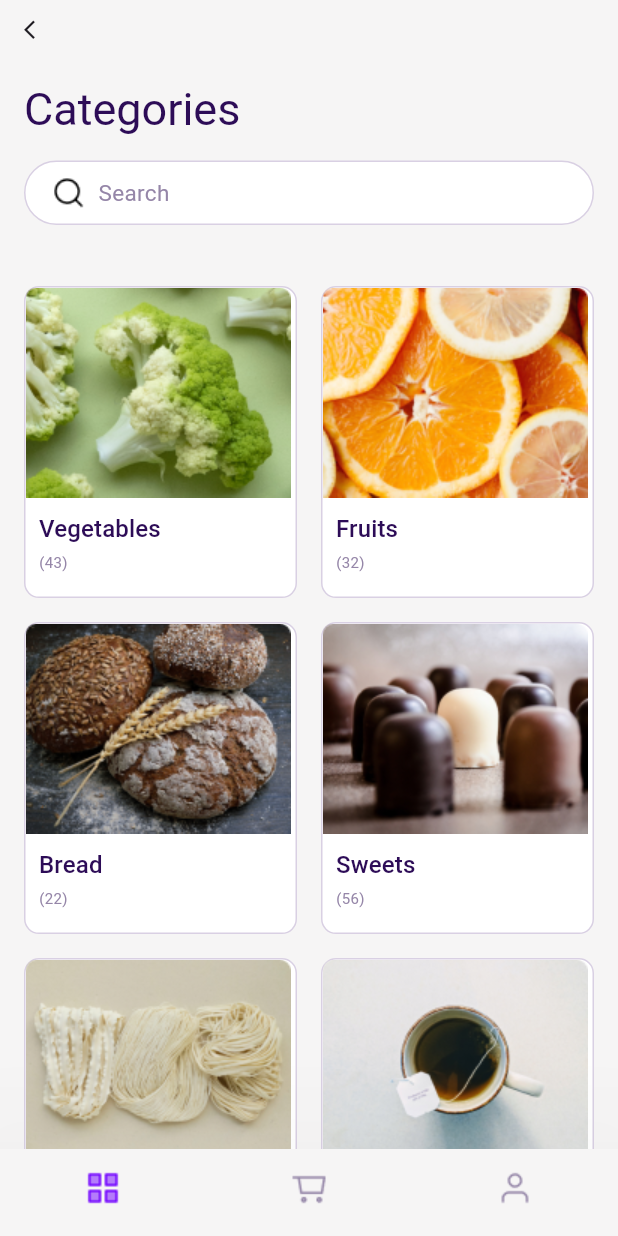
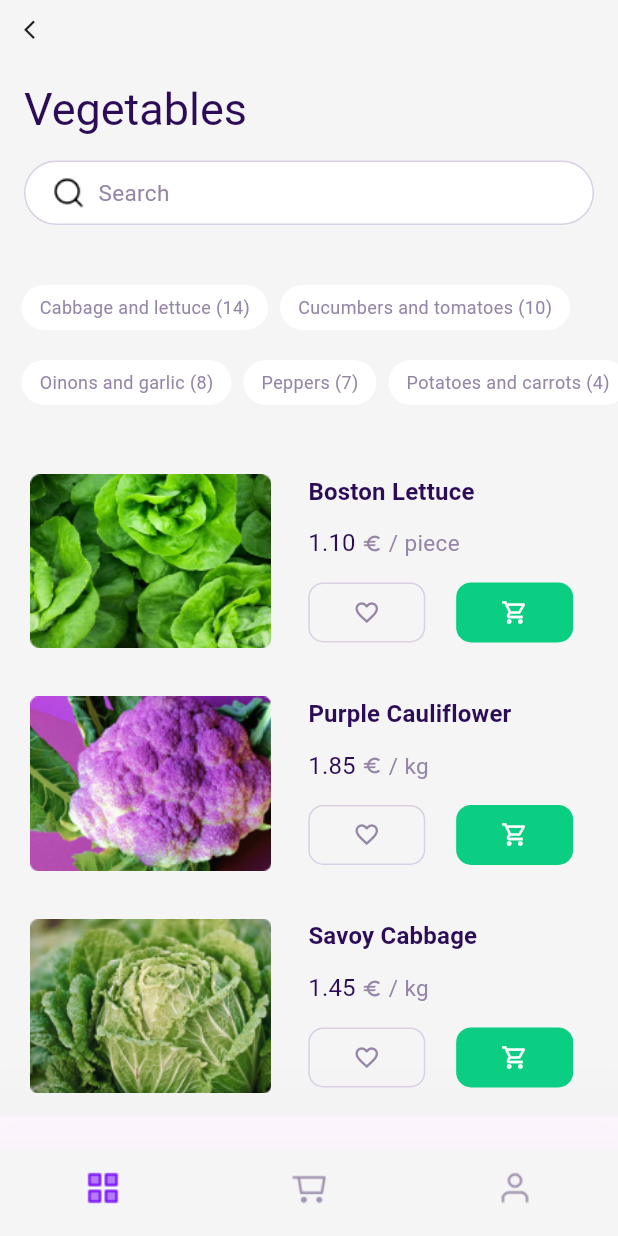
Before and after one commit to zhanchipovaap/usualDeliverShop, a Flutter app: the screen it shows after launch, on a phone screen of 412 x 824 dp. Run offline on Flutter 3.47's test engine with Material 2 defaults, Android fonts, the phone set to English and light mode, and no system bars; Roboto replaces fonts that are missing (SFproDisplayBold, SFproRegular).

Commit message:
ItemCategoryScreen adds

```diff
--- a/justScreens/lib/main.dart
+++ b/justScreens/lib/main.dart
@@ -1,5 +1,6 @@
 import 'package:flutter/material.dart';
 import 'package:testproject/sceens/categories_screen.dart';
+import 'package:testproject/sceens/item_categories_screen.dart';
 import 'package:testproject/sceens/splash_screen.dart';
 
 void main() {
@@ -13,6 +14,7 @@ class MyApp extends StatelessWidget {
     const primaryColor = Color(0xffa259ff);//D9D0E3
     const canvasColor = Color(0xffF6F5F5);
     const borderColor = Color(0xffD9D0E3);
+    const textColor = Color(0xff9586A8);
 
     return MaterialApp(
       theme: ThemeData(
@@ -28,12 +30,18 @@ class MyApp extends StatelessWidget {
             fontFamily: 'SFproDisplayBold',
             fontSize: 16,
           ),
+          titleMedium: TextStyle(
+            color: Color(0xff2D0C57),
+            fontFamily: 'Roboto',
+            fontWeight: FontWeight.bold,
+            fontSize: 16,
+          ),
           bodyMedium: TextStyle(
-            color: Color(0xff9586A8),
+            color: textColor,
             fontFamily: 'SFproRegular',
             fontSize: 15,
           ),
-          labelMedium: TextStyle(
+          labelMedium: TextStyle(//это на кнопки
             color: Colors.white,
             fontFamily: 'SFproText',
             fontSize: 15,
@@ -42,10 +50,11 @@ class MyApp extends StatelessWidget {
         dividerColor: borderColor,
         primaryColor: primaryColor,
         canvasColor: canvasColor,
+        indicatorColor: textColor,
         colorScheme: ColorScheme.fromSeed(seedColor: primaryColor),
         useMaterial3: true,
       ),
-      home: CategoriesScreen(),
+      home: const ItemCategoryScreen(),
     );
   }
 }
--- a/justScreens/lib/sceens/categories_screen.dart
+++ b/justScreens/lib/sceens/categories_screen.dart
@@ -48,17 +48,7 @@ class CategoriesScreen extends StatelessWidget {
           ),
         ),
       ),
-      bottomNavigationBar: BottomNavigationBar(
-        elevation: 100,
-        showSelectedLabels: false,
-        showUnselectedLabels: false,
-        items: [
-          BottomNavigationBarItem(icon: Image.asset('assets/images/tab_bar/grid.png'), label: "menu"),
-          BottomNavigationBarItem(
-              icon: Image.asset('assets/images/tab_bar/shopping-cart.png'), label: "shopping_cart"),
-          BottomNavigationBarItem(icon: Image.asset('assets/images/tab_bar/user.png'), label: "settings"),
-        ],
-      ),
+      bottomNavigationBar: const bottomMenu(),
     );
   }
 
@@ -103,6 +93,27 @@ class CategoriesScreen extends StatelessWidget {
   }
 }
 
+class bottomMenu extends StatelessWidget {
+  const bottomMenu({
+    super.key,
+  });
+
+  @override
+  Widget build(BuildContext context) {
+    return BottomNavigationBar(
+      elevation: 100,
+      showSelectedLabels: false,
+      showUnselectedLabels: false,
+      items: [
+        BottomNavigationBarItem(icon: Image.asset('assets/images/tab_bar/grid.png'), label: "menu"),
+        BottomNavigationBarItem(
+            icon: Image.asset('assets/images/tab_bar/shopping-cart.png'), label: "shopping_cart"),
+        BottomNavigationBarItem(icon: Image.asset('assets/images/tab_bar/user.png'), label: "settings"),
+      ],
+    );
+  }
+}
+
 class SearchWidget extends StatelessWidget {
   const SearchWidget({
     super.key,
@@ -130,7 +141,7 @@ class SearchWidget extends StatelessWidget {
                 padding: const EdgeInsets.all(16),
                 alignment: Alignment.topLeft,
                 child: Text(
-                  'Categories',
+                  title,
                   style: theme.textTheme.titleLarge,
                 ),
               ),
--- /dev/null
+++ b/justScreens/lib/sceens/item_categories_screen.dart
@@ -0,0 +1,225 @@
+import 'package:flutter/material.dart';
+import 'package:testproject/sceens/categories_screen.dart';
+
+class ItemCategoryScreen extends StatefulWidget {
+  const ItemCategoryScreen({super.key});
+
+  @override
+  State<ItemCategoryScreen> createState() => __ItemCategoryScreenState();
+}
+
+class __ItemCategoryScreenState extends State<ItemCategoryScreen> {
+  String title = "Vegetables";
+  List<String> filters = [
+    "Сabbage and lettuce (14)",
+    "Сucumbers and tomatoes (10)",
+  ];
+  List<String> filters2 = [
+    "Oinons and garlic (8)",
+    "Peppers (7)",
+    "Potatoes and carrots (4)",
+  ];
+  List<CategoryItems> items = [
+    CategoryItems("1.10", "Boston Lettuce", "piece",
+        "assets/images/category_items/Lettuce.png"),
+    CategoryItems("1.85", "Purple Cauliflower", "kg",
+        "assets/images/category_items/cauliflower.png"),
+    CategoryItems("1.45", "Savoy Cabbage", "kg",
+        "assets/images/category_items/cabbage.png"),
+  ];
+
+  @override
+  Widget build(BuildContext context) {
+    final theme = Theme.of(context);
+    return Scaffold(
+      body: NestedScrollView(
+          headerSliverBuilder: (BuildContext context, bool innerBoxIsScrolled) {
+            return <Widget>[
+              SearchWidget(title: title),
+            ];
+          },
+          // body: Container(),
+          body: CustomScrollView(
+            slivers: <Widget>[
+              SliverToBoxAdapter(
+                child: Container(
+                  decoration: BoxDecoration(
+                    color: theme.canvasColor,
+                  ),
+                  padding: EdgeInsets.only(top: 40).copyWith(bottom: 20),
+                  child: SizedBox(
+                    height: 30,
+                    child: ListView.builder(
+                      padding: EdgeInsets.only(left: MediaQuery.of(context).size.width * 0.025),
+                      itemCount: filters.length,
+                      itemBuilder: (context, index) =>
+                          FilterContainer(text: filters[index]),
+                      scrollDirection: Axis.horizontal,
+                    ),
+                  ),
+                ),
+              ),
+              SliverToBoxAdapter(
+                child: Container(
+                  padding: EdgeInsets.only(bottom: 30),
+                  decoration: BoxDecoration(
+                    color: theme.canvasColor,
+                  ),
+                  child: SizedBox(
+                    height: 30,
+                    child: ListView.builder(
+                      padding: EdgeInsets.only(left: MediaQuery.of(context).size.width * 0.025),
+                      itemCount: filters2.length,
+                      itemBuilder: (context, index) =>
+                          FilterContainer(text: filters2[index]),
+                      scrollDirection: Axis.horizontal,
+                    ),
+                  ),
+                ),
+              ),
+              SliverList.builder(
+                itemCount: items.length,
+                itemBuilder: (context, index) => Container(
+                  width: double.infinity,
+                  height: MediaQuery.of(context).size.height * 0.18,
+                  decoration: BoxDecoration(
+                    color: theme.canvasColor,
+                  ),
+                  child: ItemCategoryTile(
+                    title: items[index].name,
+                    cost: items[index].price,
+                    picture: items[index].picture,
+                    type: items[index].type,
+                  ),
+                ),
+              ),
+            ],
+          )),
+          bottomNavigationBar: const bottomMenu(),
+    );
+  }
+}
+
+class FilterContainer extends StatelessWidget {
+  const FilterContainer({
+    super.key,
+    required this.text,
+  });
+
+  final String text;
+
+  @override
+  Widget build(BuildContext context) {
+    final theme = Theme.of(context);
+    return Container(
+      alignment: Alignment.center,
+      margin: EdgeInsets.symmetric(horizontal: 4),
+      padding: EdgeInsets.symmetric(horizontal: 12),
+      decoration: BoxDecoration(
+        color: Colors.white,
+        borderRadius: BorderRadius.circular(30),
+
+      ),
+      child: Text(text, style: TextStyle(fontSize: 12),),
+    );
+  }
+}
+
+class ItemCategoryTile extends StatelessWidget {
+  final String title;
+  final String cost;
+  final String picture;
+  final String type;
+
+  const ItemCategoryTile({
+    super.key,
+    required this.title,
+    required this.cost,
+    required this.picture,
+    required this.type,
+  });
+
+  @override
+  Widget build(BuildContext context) {
+    final theme = Theme.of(context);
+    var wei = MediaQuery.of(context).size.width; //390
+    var hei = MediaQuery.of(context).size.height; //844
+    return Container(
+      padding: const EdgeInsets.all(16),
+      child: Row(children: [
+        Image.asset(
+          picture,
+          width: MediaQuery.of(context).size.width * 0.41,
+        ),
+        Column(
+          crossAxisAlignment: CrossAxisAlignment.start,
+          mainAxisAlignment: MainAxisAlignment.spaceBetween,
+          children: [
+            Padding(
+              padding: EdgeInsets.only(
+                  left: MediaQuery.of(context).size.width * 0.05),
+              child: Text(title, style: theme.textTheme.titleMedium),
+            ),
+            Padding(
+              padding: EdgeInsets.only(
+                  left: MediaQuery.of(context).size.width * 0.05),
+              child: Row(
+                children: [
+                  Text(
+                    "$cost ",
+                    style: theme.textTheme.titleSmall,
+                  ),
+                  Icon(
+                    Icons.euro,
+                    size: 14,
+                    color: theme.indicatorColor,
+                  ),
+                  Text(" / $type"),
+                ],
+              ),
+            ),
+            Row(
+              mainAxisAlignment: MainAxisAlignment.spaceBetween,
+              children: [
+                SizedBox(width: MediaQuery.of(context).size.width * 0.05),
+                TextButton(
+                    onPressed: () {},
+                    style: TextButton.styleFrom(
+                        minimumSize: const Size(78, 40),
+                        shape: RoundedRectangleBorder(
+                          borderRadius: BorderRadius.circular(10),
+                        ),
+                        padding: const EdgeInsets.all(10),
+                        side: BorderSide(color: theme.dividerColor)),
+                    child: Icon(Icons.favorite_border_outlined,
+                        color: theme.indicatorColor)),
+                SizedBox(width: MediaQuery.of(context).size.width * 0.05),
+                TextButton(
+                    onPressed: () {},
+                    style: TextButton.styleFrom(
+                      minimumSize: const Size(78, 40),
+                      shape: RoundedRectangleBorder(
+                        borderRadius: BorderRadius.circular(10),
+                      ),
+                      backgroundColor: const Color(0xff0BCE83),
+                      padding: const EdgeInsets.all(10),
+                    ),
+                    child: const Icon(Icons.shopping_cart_outlined,
+                        color: Colors.white)),
+              ],
+            )
+          ],
+        )
+      ]),
+    );
+  }
+}
+
+class CategoryItems {
+  final String price;
+  final String name;
+  final String type;
+  final String picture;
+
+  CategoryItems(this.price, this.name, this.type, this.picture);
+}
```
Also changed, not shown: justScreens/pubspec.yaml (+8 -0 lines), justScreens/assets/fonts/Roboto-Bold.ttf (added), justScreens/assets/fonts/Roboto-Regular.ttf (added), justScreens/assets/images/category_items/Lettuce.png (added), justScreens/assets/images/category_items/cabbage.png (added), justScreens/assets/images/category_items/cauliflower.png (added).
